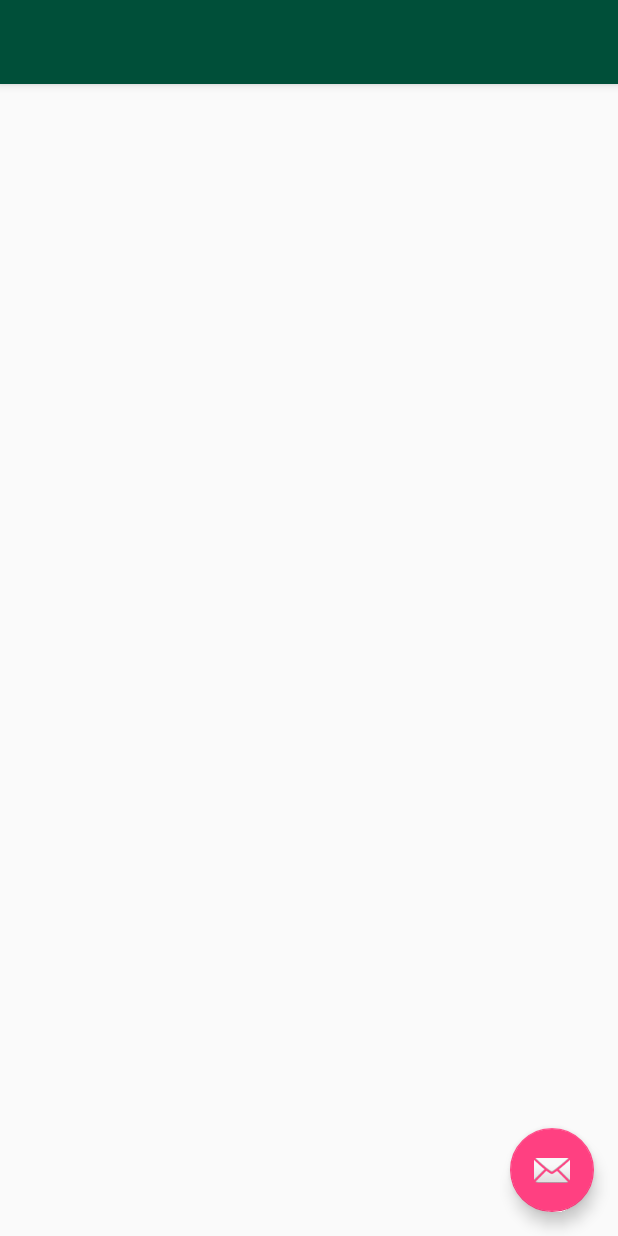
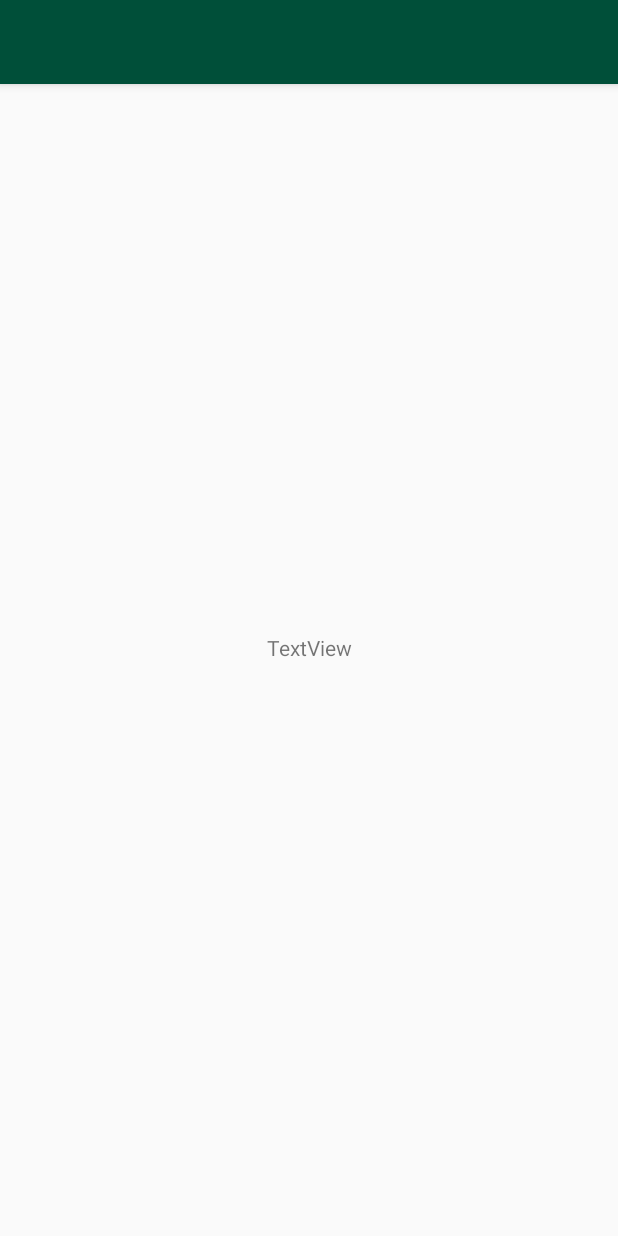
Before and after one commit to AustinRoberts97/Anomaly_detection_android, an Android app: the layout activity_individual.xml on its own in the app's theme, with its tools: preview values and no code run, on a phone screen of 412 x 824 dp. Run offline under Robolectric (Android 15) with nearby library versions, the phone set to English and light mode, and no system bars.

Commit message:
displays the acceptor on the second page now.

```diff
--- a/app/src/main/java/edu/msu/rober976/anomaly_detection_android/Individual_Trans.java
+++ b/app/src/main/java/edu/msu/rober976/anomaly_detection_android/Individual_Trans.java
@@ -26,14 +26,10 @@ public class Individual_Trans extends AppCompatActivity {
 
         Log.e(TAG, acc);
 
-        FloatingActionButton fab = (FloatingActionButton) findViewById(R.id.fab);
-        fab.setOnClickListener(new View.OnClickListener() {
-            @Override
-            public void onClick(View view) {
-                Snackbar.make(view, "Replace with your own action", Snackbar.LENGTH_LONG)
-                        .setAction("Action", null).show();
-            }
-        });
+        TextView store = findViewById(R.id.store);
+        store.setText(acc);
+
+
     }
 
 }
--- a/app/src/main/res/layout/activity_individual.xml
+++ b/app/src/main/res/layout/activity_individual.xml
@@ -20,27 +20,20 @@
 
     </android.support.design.widget.AppBarLayout>
 
-    <include layout="@layout/content_individual" />
+    <include
+        android:id="@+id/include"
+        layout="@layout/content_individual" />
 
-    <android.support.design.widget.FloatingActionButton
-        android:id="@+id/fab"
-        android:layout_width="wrap_content"
-        android:layout_height="wrap_content"
-        android:layout_gravity="bottom|end"
-        android:layout_margin="@dimen/fab_margin"
-        app:srcCompat="@android:drawable/ic_dialog_email" />
+
 
     <TextView
-        android:id="@+id/textView"
+        android:id="@+id/store"
         android:layout_width="match_parent"
         android:layout_height="36dp"
         android:text="TextView"
-        />
+        android:textAlignment="center"
+        app:layout_anchor="@+id/include"
+        app:layout_anchorGravity="left|center" />
 
-    <TextView
-        android:id="@+id/textView2"
-        android:layout_width="match_parent"
-        android:layout_height="36dp"
-        android:text="TextView" />
 
 </android.support.design.widget.CoordinatorLayout>
--- a/app/src/main/res/layout/catalog_item.xml
+++ b/app/src/main/res/layout/catalog_item.xml
@@ -19,7 +19,7 @@
         android:layout_width="wrap_content"
         android:layout_height="wrap_content"
         android:layout_toLeftOf="@id/amount"
-        android:layout_marginLeft="10dp"
+        android:layout_marginRight="10dp"
         android:text="fraud_flag"
         android:textSize="24sp" />
 
--- a/app/src/main/res/layout/transactions_layout.xml
+++ b/app/src/main/res/layout/transactions_layout.xml
@@ -9,7 +9,7 @@
         android:id="@+id/CardNameView"
         android:layout_width="match_parent"
         android:layout_height="50dp"
-        android:text="         PLATINUM VISA"
+        android:text="           PLATINUM VISA"
         android:textColor="@color/msufcugreen"
         android:textSize="26sp"
         android:gravity="center_vertical"
```
